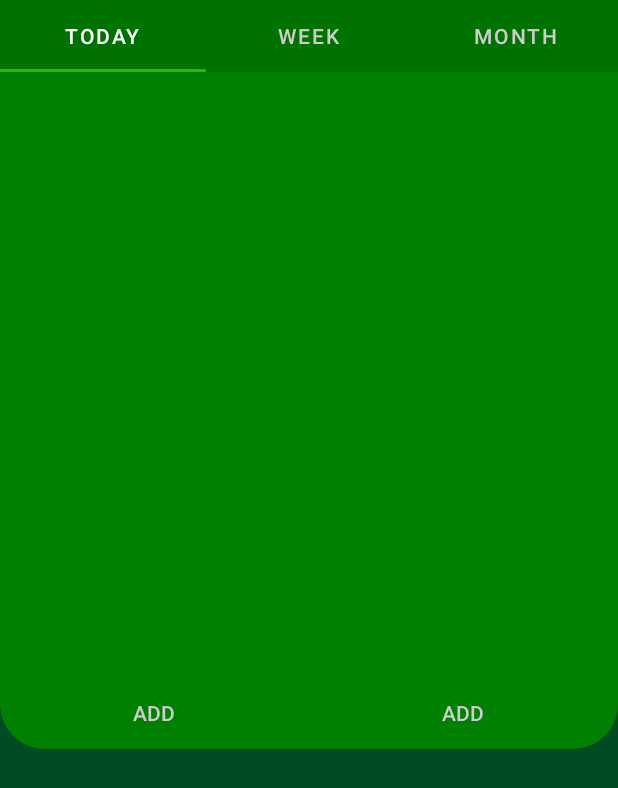
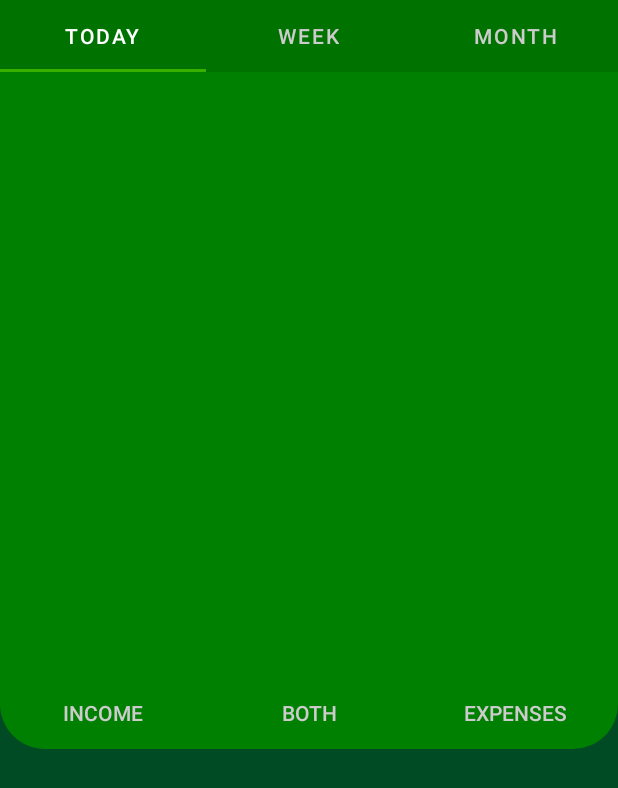
Before and after one commit to Kaajolee/FinanceApp, an Android app: the layout activity_graphs.xml on its own in the app's theme, with its tools: preview values and no code run, on a phone screen of 412 x 824 dp. Shown: the top 788 px of the screen. Run offline under Robolectric (Android 15) with nearby library versions, the light colour scheme and no system bars.

Commit message:
tep slept

```diff
--- a/app/src/main/res/layout/activity_graphs.xml
+++ b/app/src/main/res/layout/activity_graphs.xml
@@ -62,21 +62,30 @@
                 android:orientation="horizontal">
 
                 <Button
-                    android:id="@+id/incomeButton2"
+                    android:id="@+id/incomeButton"
                     style="@android:style/Widget.Material.Button.Borderless"
                     android:layout_width="291dp"
                     android:layout_height="wrap_content"
                     android:layout_weight="1"
-                    android:text="Add"
+                    android:text="Income"
                     android:textColor="@color/white_text" />
 
                 <Button
-                    android:id="@+id/incomeButton3"
+                    android:id="@+id/bothButton"
                     style="@android:style/Widget.Material.Button.Borderless"
                     android:layout_width="291dp"
                     android:layout_height="wrap_content"
                     android:layout_weight="1"
-                    android:text="Add"
+                    android:text="Both"
+                    android:textColor="@color/white_text" />
+
+                <Button
+                    android:id="@+id/expensesButton"
+                    style="@android:style/Widget.Material.Button.Borderless"
+                    android:layout_width="291dp"
+                    android:layout_height="wrap_content"
+                    android:layout_weight="1"
+                    android:text="Expenses"
                     android:textColor="@color/white_text" />
 
             </LinearLayout>
```
Also changed, not shown: app/src/main/java/com/example/finanseapp/Enums/SourceType.java (added, +7 -0 lines), app/src/main/java/com/example/finanseapp/GraphsActivity.java (+35 -15 lines), app/src/main/java/com/example/finanseapp/Tabs/Graphs/TabGraphMonth.java (+1 -7 lines), app/src/main/java/com/example/finanseapp/Tabs/Graphs/TabGraphToday.java (+1 -7 lines), app/src/main/java/com/example/finanseapp/Tabs/Graphs/TabGraphWeek.java (+1 -11 lines), app/src/main/java/com/example/finanseapp/helpers/DataGenerator.java (+33 -1 lines), app/src/main/java/com/example/finanseapp/helpers/ViewPagerAdapter.java (+7 -6 lines).
